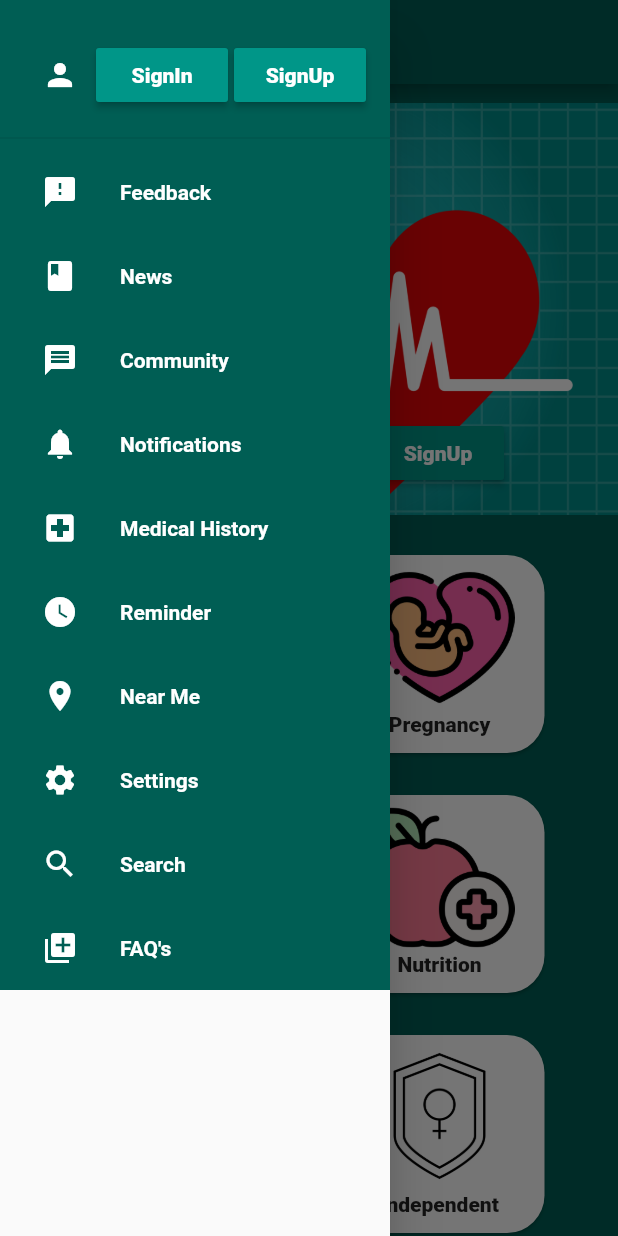
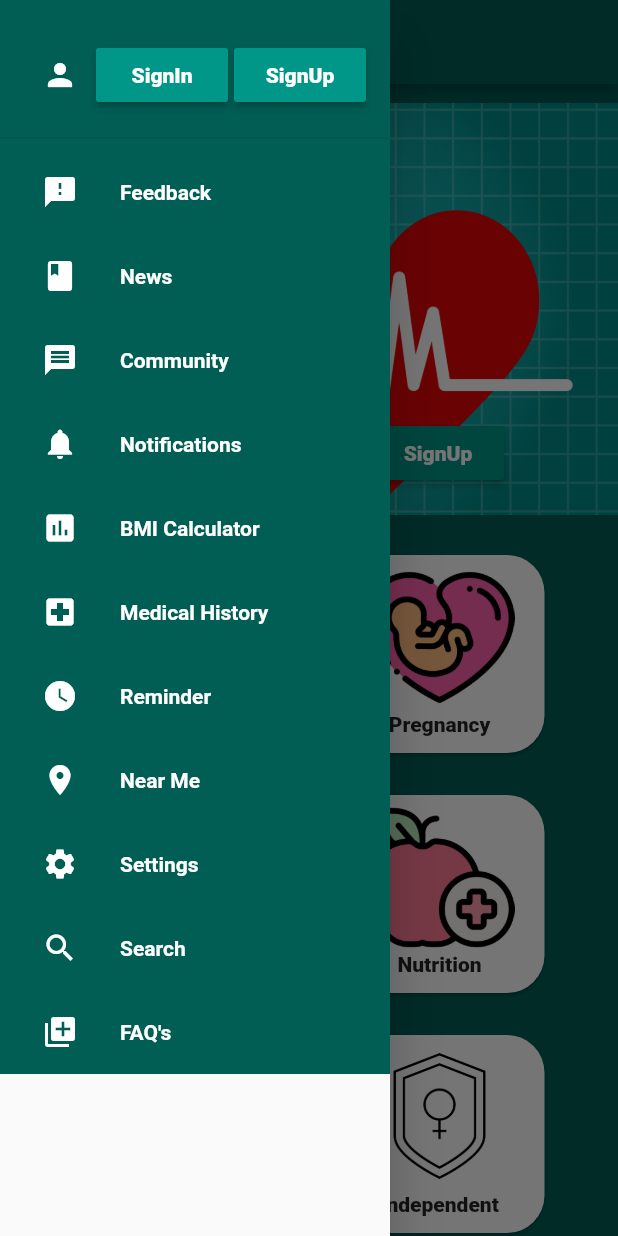
Before and after one commit to team5official/Womens-Health, a Flutter app: the screen it shows after launch, with the side drawer open, on a phone screen of 412 x 824 dp. Run offline on Flutter 3.47's test engine with Material 2 defaults, Android fonts, the phone set to English and light mode, and no system bars; our stand-ins replace cloud_firestore, firebase_auth, font_awesome_flutter; accounts and stored records are empty.

Commit message:
Update drawer.dart

```diff
--- a/lib/components/drawer.dart
+++ b/lib/components/drawer.dart
@@ -75,6 +75,18 @@ class DrawerPT extends StatelessWidget {
                           onTap: () {},
                         ),
                         ListTileWidget(
+                          icon: Icons.assessment,
+                          text: 'BMI Calculator',
+                          onTap: () {
+                            Navigator.push(
+                              context,
+                              MaterialPageRoute(
+                                builder: (context) => BMI_InputPage(),
+                              ),
+                            );
+                          },
+                        ),
+                        ListTileWidget(
                           icon: Icons.local_hospital,
                           text: 'Medical History',
                           onTap: () {},
```
